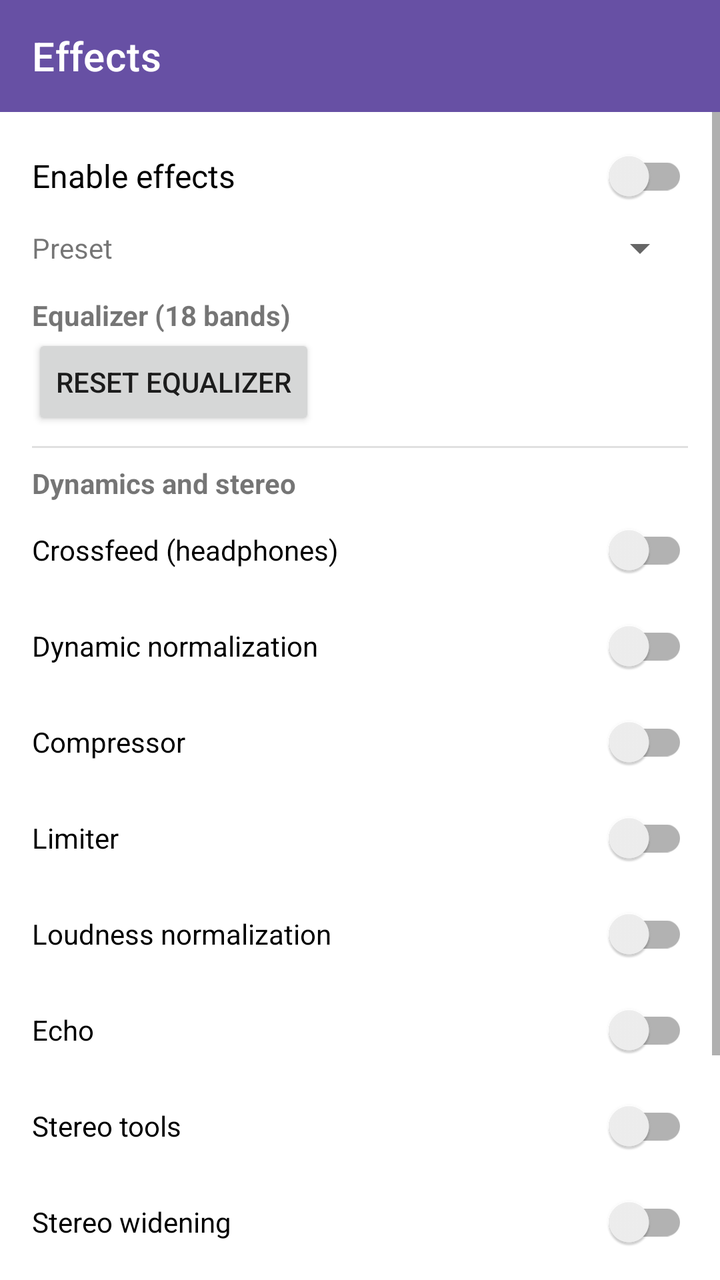
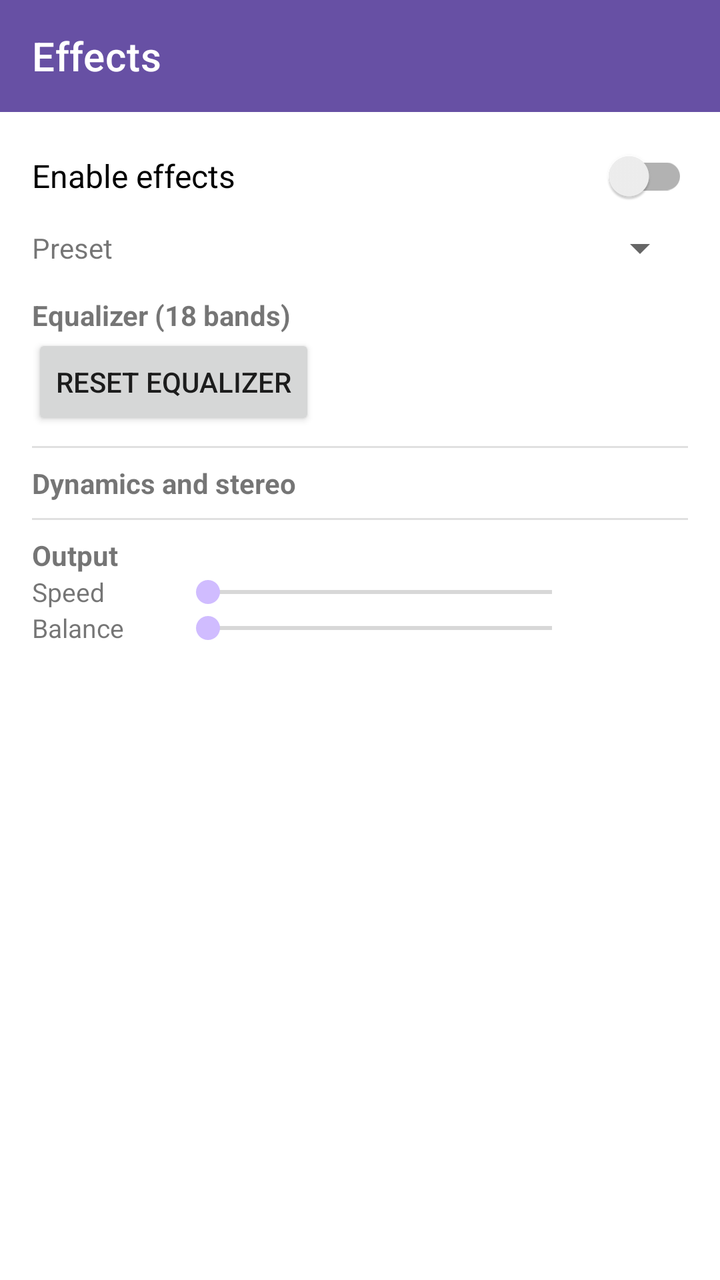

Two renders of the same Android screen: before a commit and after it. Below are the layout's source before the change and the commit's diff.
<!-- AndroidManifest.xml: application theme Theme.LibreAmp -->
<!-- res/layout/fragment_effects.xml -->
<?xml version="1.0" encoding="utf-8"?>
<LinearLayout xmlns:android="http://schemas.android.com/apk/res/android"
    xmlns:app="http://schemas.android.com/apk/res-auto"
    android:layout_width="match_parent"
    android:layout_height="match_parent"
    android:orientation="vertical">

    <androidx.appcompat.widget.Toolbar
        android:id="@+id/toolbar"
        android:layout_width="match_parent"
        android:layout_height="?attr/actionBarSize"
        android:background="?attr/colorPrimary"
        app:title="@string/tab_effects"
        app:titleTextColor="@android:color/white" />

    <ScrollView
        android:layout_width="match_parent"
        android:layout_height="0dp"
        android:layout_weight="1">

        <LinearLayout
            android:layout_width="match_parent"
            android:layout_height="wrap_content"
            android:orientation="vertical"
            android:paddingStart="16dp"
            android:paddingEnd="16dp"
            android:paddingTop="8dp"
            android:paddingBottom="24dp">

            <androidx.appcompat.widget.SwitchCompat
                android:id="@+id/switch_enabled"
                android:layout_width="match_parent"
                android:layout_height="wrap_content"
                android:paddingTop="8dp"
                android:paddingBottom="8dp"
                android:text="@string/effects_enable"
                android:textSize="16sp" />

            <LinearLayout
                android:layout_width="match_parent"
                android:layout_height="wrap_content"
                android:gravity="center_vertical"
                android:orientation="horizontal">

                <TextView
                    android:layout_width="wrap_content"
                    android:layout_height="wrap_content"
                    android:text="@string/effects_preset" />

                <Spinner
                    android:id="@+id/spinner_preset"
                    android:layout_width="0dp"
                    android:layout_height="wrap_content"
                    android:layout_marginStart="8dp"
                    android:layout_weight="1" />
            </LinearLayout>

            <TextView
                android:layout_width="match_parent"
                android:layout_height="wrap_content"
                android:layout_marginTop="12dp"
                android:text="@string/effects_equalizer"
                android:textStyle="bold" />

            <LinearLayout
                android:id="@+id/container_bands"
                android:layout_width="match_parent"
                android:layout_height="wrap_content"
                android:orientation="vertical" />

            <Button
                android:id="@+id/button_reset_eq"
                android:layout_width="wrap_content"
                android:layout_height="wrap_content"
                android:text="@string/effects_reset_eq" />

            <View
                android:layout_width="match_parent"
                android:layout_height="1dp"
                android:layout_marginTop="8dp"
                android:layout_marginBottom="8dp"
                android:background="?android:attr/listDivider" />

            <TextView
                android:layout_width="match_parent"
                android:layout_height="wrap_content"
                android:text="@string/effects_dynamics"
                android:textStyle="bold" />

            <androidx.appcompat.widget.SwitchCompat
                android:id="@+id/switch_crossfeed"
                android:layout_width="match_parent"
                android:layout_height="wrap_content"
                android:paddingTop="8dp"
                android:paddingBottom="8dp"
                android:text="@string/effects_crossfeed" />

            <androidx.appcompat.widget.SwitchCompat
                android:id="@+id/switch_dynaudnorm"
                android:layout_width="match_parent"
                android:layout_height="wrap_content"
                android:paddingTop="8dp"
                android:paddingBottom="8dp"
                android:text="@string/effects_dynaudnorm" />

            <androidx.appcompat.widget.SwitchCompat
                android:id="@+id/switch_compressor"
                android:layout_width="match_parent"
                android:layout_height="wrap_content"
                android:paddingTop="8dp"
                android:paddingBottom="8dp"
                android:text="@string/effects_compressor" />

            <androidx.appcompat.widget.SwitchCompat
                android:id="@+id/switch_limiter"
                android:layout_width="match_parent"
                android:layout_height="wrap_content"
                android:paddingTop="8dp"
                android:paddingBottom="8dp"
                android:text="@string/effects_limiter" />

            <androidx.appcompat.widget.SwitchCompat
                android:id="@+id/switch_loudnorm"
                android:layout_width="match_parent"
                android:layout_height="wrap_content"
                android:paddingTop="8dp"
                android:paddingBottom="8dp"
                android:text="@string/effects_loudnorm" />

            <androidx.appcompat.widget.SwitchCompat
                android:id="@+id/switch_echo"
                android:layout_width="match_parent"
                android:layout_height="wrap_content"
                android:paddingTop="8dp"
                android:paddingBottom="8dp"
                android:text="@string/effects_echo" />

            <androidx.appcompat.widget.SwitchCompat
                android:id="@+id/switch_stereo_tools"
                android:layout_width="match_parent"
                android:layout_height="wrap_content"
                android:paddingTop="8dp"
                android:paddingBottom="8dp"
                android:text="@string/effects_stereo_tools" />

            <androidx.appcompat.widget.SwitchCompat
                android:id="@+id/switch_extra_stereo"
                android:layout_width="match_parent"
                android:layout_height="wrap_content"
                android:paddingTop="8dp"
                android:paddingBottom="8dp"
                android:text="@string/effects_extra_stereo" />

            <androidx.appcompat.widget.SwitchCompat
                android:id="@+id/switch_pulsator"
                android:layout_width="match_parent"
                android:layout_height="wrap_content"
                android:paddingTop="8dp"
                android:paddingBottom="8dp"
                android:text="@string/effects_pulsator" />

            <View
                android:layout_width="match_parent"
                android:layout_height="1dp"
                android:layout_marginTop="8dp"
                android:layout_marginBottom="8dp"
                android:background="?android:attr/listDivider" />

            <TextView
                android:layout_width="match_parent"
                android:layout_height="wrap_content"
                android:text="@string/effects_output"
                android:textStyle="bold" />

            <LinearLayout
                android:layout_width="match_parent"
                android:layout_height="wrap_content"
                android:gravity="center_vertical"
                android:orientation="horizontal">

                <TextView
                    android:layout_width="72dp"
                    android:layout_height="wrap_content"
                    android:text="@string/effects_speed"
                    android:textSize="13sp" />

                <SeekBar
                    android:id="@+id/seek_speed"
                    android:layout_width="0dp"
                    android:layout_height="wrap_content"
                    android:layout_weight="1"
                    android:max="175" />

                <TextView
                    android:id="@+id/text_speed_value"
                    android:layout_width="52dp"
                    android:layout_height="wrap_content"
                    android:gravity="end"
                    android:textSize="12sp" />
            </LinearLayout>

            <LinearLayout
                android:layout_width="match_parent"
                android:layout_height="wrap_content"
                android:gravity="center_vertical"
                android:orientation="horizontal">

                <TextView
                    android:layout_width="72dp"
                    android:layout_height="wrap_content"
                    android:text="@string/effects_balance"
                    android:textSize="13sp" />

                <SeekBar
                    android:id="@+id/seek_balance"
                    android:layout_width="0dp"
                    android:layout_height="wrap_content"
                    android:layout_weight="1"
                    android:max="100" />

                <TextView
                    android:id="@+id/text_balance_value"
                    android:layout_width="52dp"
                    android:layout_height="wrap_content"
                    android:gravity="end"
                    android:textSize="12sp" />
            </LinearLayout>

        </LinearLayout>
    </ScrollView>

</LinearLayout>
<!-- resources referenced by this layout -->
<resources>
  <string name="effects_balance">Balance</string>
  <string name="effects_compressor">Compressor</string>
  <string name="effects_crossfeed">Crossfeed (headphones)</string>
  <string name="effects_dynamics">Dynamics and stereo</string>
  <string name="effects_dynaudnorm">Dynamic normalization</string>
  <string name="effects_echo">Echo</string>
  <string name="effects_enable">Enable effects</string>
  <string name="effects_equalizer">Equalizer (18 bands)</string>
  <string name="effects_extra_stereo">Stereo widening</string>
  <string name="effects_limiter">Limiter</string>
  <string name="effects_loudnorm">Loudness normalization</string>
  <string name="effects_output">Output</string>
  <string name="effects_preset">Preset</string>
  <string name="effects_pulsator">Auto-pan</string>
  <string name="effects_reset_eq">Reset equalizer</string>
  <string name="effects_speed">Speed</string>
  <string name="effects_stereo_tools">Stereo tools</string>
  <string name="tab_effects">Effects</string>
  <style name="Theme.LibreAmp" parent="Theme.MaterialComponents.DayNight.NoActionBar">
          <item name="colorPrimary">#6750A4</item>
          <item name="colorPrimaryDark">#4F378B</item>
          <item name="colorAccent">#D0BCFF</item>
      </style>
</resources>

<!-- the commit's change to res/layout/fragment_effects.xml (unified diff, before → after) -->
@@ -87,77 +87,11 @@
                 android:text="@string/effects_dynamics"
                 android:textStyle="bold" />
 
-            <androidx.appcompat.widget.SwitchCompat
-                android:id="@+id/switch_crossfeed"
+            <LinearLayout
+                android:id="@+id/container_effects"
                 android:layout_width="match_parent"
                 android:layout_height="wrap_content"
-                android:paddingTop="8dp"
-                android:paddingBottom="8dp"
-                android:text="@string/effects_crossfeed" />
-
-            <androidx.appcompat.widget.SwitchCompat
-                android:id="@+id/switch_dynaudnorm"
-                android:layout_width="match_parent"
-                android:layout_height="wrap_content"
-                android:paddingTop="8dp"
-                android:paddingBottom="8dp"
-                android:text="@string/effects_dynaudnorm" />
-
-            <androidx.appcompat.widget.SwitchCompat
-                android:id="@+id/switch_compressor"
-                android:layout_width="match_parent"
-                android:layout_height="wrap_content"
-                android:paddingTop="8dp"
-                android:paddingBottom="8dp"
-                android:text="@string/effects_compressor" />
-
-            <androidx.appcompat.widget.SwitchCompat
-                android:id="@+id/switch_limiter"
-                android:layout_width="match_parent"
-                android:layout_height="wrap_content"
-                android:paddingTop="8dp"
-                android:paddingBottom="8dp"
-                android:text="@string/effects_limiter" />
-
-            <androidx.appcompat.widget.SwitchCompat
-                android:id="@+id/switch_loudnorm"
-                android:layout_width="match_parent"
-                android:layout_height="wrap_content"
-                android:paddingTop="8dp"
-                android:paddingBottom="8dp"
-                android:text="@string/effects_loudnorm" />
-
-            <androidx.appcompat.widget.SwitchCompat
-                android:id="@+id/switch_echo"
-                android:layout_width="match_parent"
-                android:layout_height="wrap_content"
-                android:paddingTop="8dp"
-                android:paddingBottom="8dp"
-                android:text="@string/effects_echo" />
-
-            <androidx.appcompat.widget.SwitchCompat
-                android:id="@+id/switch_stereo_tools"
-                android:layout_width="match_parent"
-                android:layout_height="wrap_content"
-                android:paddingTop="8dp"
-                android:paddingBottom="8dp"
-                android:text="@string/effects_stereo_tools" />
-
-            <androidx.appcompat.widget.SwitchCompat
-                android:id="@+id/switch_extra_stereo"
-                android:layout_width="match_parent"
-                android:layout_height="wrap_content"
-                android:paddingTop="8dp"
-                android:paddingBottom="8dp"
-                android:text="@string/effects_extra_stereo" />
-
-            <androidx.appcompat.widget.SwitchCompat
-                android:id="@+id/switch_pulsator"
-                android:layout_width="match_parent"
-                android:layout_height="wrap_content"
-                android:paddingTop="8dp"
-                android:paddingBottom="8dp"
-                android:text="@string/effects_pulsator" />
+                android:orientation="vertical" />
 
             <View
                 android:layout_width="match_parent"
<!-- resource entries referenced after the edit -->
@@ -1,22 +1,13 @@
 <!-- resources referenced by this layout -->
 <resources>
   <string name="effects_balance">Balance</string>
-  <string name="effects_compressor">Compressor</string>
-  <string name="effects_crossfeed">Crossfeed (headphones)</string>
   <string name="effects_dynamics">Dynamics and stereo</string>
-  <string name="effects_dynaudnorm">Dynamic normalization</string>
-  <string name="effects_echo">Echo</string>
   <string name="effects_enable">Enable effects</string>
   <string name="effects_equalizer">Equalizer (18 bands)</string>
-  <string name="effects_extra_stereo">Stereo widening</string>
-  <string name="effects_limiter">Limiter</string>
-  <string name="effects_loudnorm">Loudness normalization</string>
   <string name="effects_output">Output</string>
   <string name="effects_preset">Preset</string>
-  <string name="effects_pulsator">Auto-pan</string>
   <string name="effects_reset_eq">Reset equalizer</string>
   <string name="effects_speed">Speed</string>
-  <string name="effects_stereo_tools">Stereo tools</string>
   <string name="tab_effects">Effects</string>
   <style name="Theme.LibreAmp" parent="Theme.MaterialComponents.DayNight.NoActionBar">
           <item name="colorPrimary">#6750A4</item>
